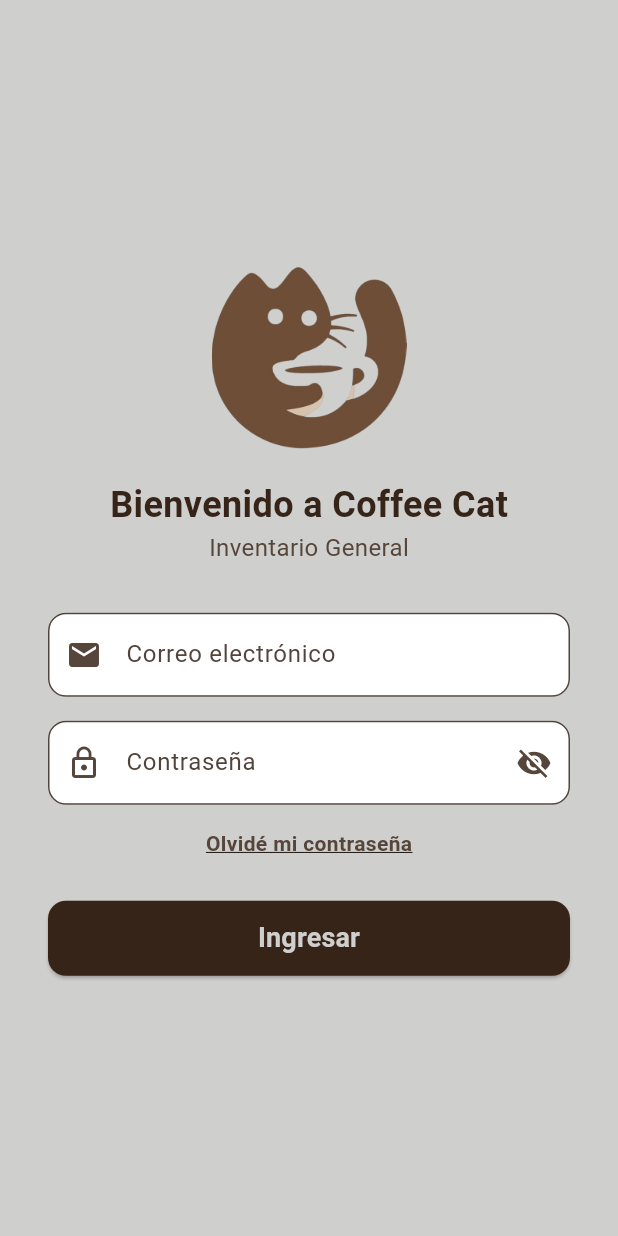
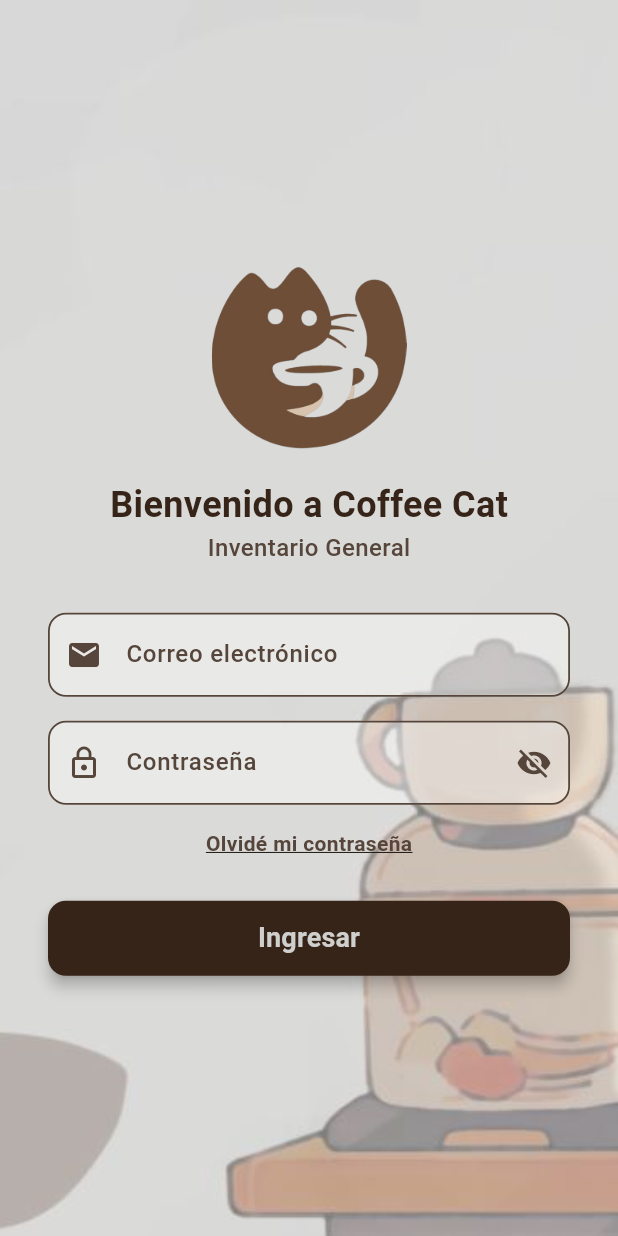
Before and after one commit to moviles-tin-2026/pwa-pwa-equipo2, a Flutter app: the screen it shows after launch, on a phone screen of 412 x 824 dp. Run offline on Flutter 3.47's test engine with Material 3 defaults, Android fonts, the light colour scheme and no system bars; our stand-ins replace cloud_firestore, firebase_auth, firebase_core; accounts and stored records are empty.

Commit message:
login nuevo

```diff
--- a/lib/login.dart
+++ b/lib/login.dart
@@ -1,6 +1,27 @@
 import 'package:flutter/material.dart';
 import 'package:firebase_auth/firebase_auth.dart';
 import 'inventario.dart';
+
+void main() {
+  runApp(const MyApp());
+}
+
+class MyApp extends StatelessWidget {
+  const MyApp({super.key});
+
+  @override
+  Widget build(BuildContext context) {
+    return MaterialApp(
+      title: 'Login Coffee Cat',
+      debugShowCheckedModeBanner: false,
+      theme: ThemeData(
+        colorScheme: ColorScheme.fromSeed(seedColor: const Color(0xff362419)),
+        useMaterial3: true,
+      ),
+      home: const LoginPage(),
+    );
+  }
+}
 
 class LoginPage extends StatefulWidget {
   const LoginPage({super.key});
@@ -84,14 +105,32 @@ class _LoginPageState extends State<LoginPage> {
 
   @override
   Widget build(BuildContext context) {
+    // Estilos del efecto traslúcido y paleta de colores
+    final Color inputFillColor = Colors.white.withOpacity(0.4);
+    const Color brandColor = Color(0xff55453A);
+
     return Scaffold(
-      backgroundColor: const Color(0xffCFCFCD),
-      body: Center(
+      body: Stack(
+        children: [
+
+          // 1. CAPA TRASERA: Imagen de fondo a pantalla completa
+          Positioned.fill(
+            child: Image.asset(
+              'assets/kitback.jpg', // Tu ilustración de fondo del gatito y cafetería
+              fit: BoxFit.cover,
+            ),
+          ),
+
+          // 2. CAPA DELANTERA: Contenido del Login
+          SafeArea(
+            child: Center(
               child: SingleChildScrollView(
                 padding: const EdgeInsets.symmetric(horizontal: 32.0),
                 child: Column(
                   mainAxisAlignment: MainAxisAlignment.center,
                   children: [
+
+                    // Logo de la app con callback de error integrado
                     Image.asset(
                       'assets/logo1.png',
                       width: 130,
@@ -102,6 +141,7 @@ class _LoginPageState extends State<LoginPage> {
                       },
                     ),
                     const SizedBox(height: 16.0),
+
                     const Text(
                       'Bienvenido a Coffee Cat',
                       style: TextStyle(
@@ -113,16 +153,25 @@ class _LoginPageState extends State<LoginPage> {
                     const Text(
                       'Inventario General',
                       style: TextStyle(
-                  color: Color(0xff55453A),
+                        color: brandColor,
                         fontSize: 16,
+                        fontWeight: FontWeight.w500,
                       ),
                     ),
                     const SizedBox(height: 32.0),
+
                     Form(
                       key: _formKey,
                       child: Column(
                         children: [
-                    TextFormField(
+
+                          // Campo 1: Correo electrónico (Contenedor Traslúcido)
+                          Container(
+                            decoration: BoxDecoration(
+                              color: inputFillColor,
+                              borderRadius: BorderRadius.circular(12.0),
+                            ),
+                            child: TextFormField(
                               controller: _emailController,
                               keyboardType: TextInputType.emailAddress,
                               validator: (value) {
@@ -136,25 +185,39 @@ class _LoginPageState extends State<LoginPage> {
                               },
                               decoration: InputDecoration(
                                 labelText: 'Correo electrónico',
-                        prefixIcon: const Icon(Icons.email, color: Color(0xff55453A)),
+                                labelStyle: const TextStyle(color: brandColor, fontWeight: FontWeight.w500),
+                                prefixIcon: const Icon(Icons.email, color: brandColor),
+                                filled: false,
+                                enabledBorder: OutlineInputBorder(
+                                  borderRadius: BorderRadius.circular(12.0),
+                                  borderSide: const BorderSide(color: brandColor, width: 1.2),
+                                ),
+                                focusedBorder: OutlineInputBorder(
+                                  borderRadius: BorderRadius.circular(12.0),
+                                  borderSide: const BorderSide(color: brandColor, width: 2.0),
+                                ),
                                 border: OutlineInputBorder(
                                   borderRadius: BorderRadius.circular(12.0),
                                 ),
-                        filled: true,
-                        fillColor: Colors.white,
                                 errorStyle: TextStyle(
-                          color: Colors.red[800],
+                                  color: Colors.red[900],
                                   fontWeight: FontWeight.bold,
+                                ),
                               ),
                             ),
                           ),
                           const SizedBox(height: 16.0),
 
-                    // CONTRASEÑA CON MÁXIMO 25 CARACTERES
-                    TextFormField(
+                          // Campo 2: Contraseña (Contenedor Traslúcido)
+                          Container(
+                            decoration: BoxDecoration(
+                              color: inputFillColor,
+                              borderRadius: BorderRadius.circular(12.0),
+                            ),
+                            child: TextFormField(
                               controller: _passwordController,
                               obscureText: _obscurePassword,
-                      maxLength: 25, // ← CAMBIADO DE 10 A 25
+                              maxLength: 25, // Soporta hasta 25 caracteres para Firebase
                               validator: (value) {
                                 if (value == null || value.isEmpty) {
                                   return 'Por favor ingresa tu contraseña';
@@ -169,11 +232,12 @@ class _LoginPageState extends State<LoginPage> {
                               },
                               decoration: InputDecoration(
                                 labelText: 'Contraseña',
-                        prefixIcon: const Icon(Icons.lock_outline, color: Color(0xff55453A)),
+                                labelStyle: const TextStyle(color: brandColor, fontWeight: FontWeight.w500),
+                                prefixIcon: const Icon(Icons.lock_outline, color: brandColor),
                                 suffixIcon: IconButton(
                                   icon: Icon(
                                     _obscurePassword ? Icons.visibility_off : Icons.visibility,
-                            color: const Color(0xff55453A),
+                                    color: brandColor,
                                   ),
                                   onPressed: () {
                                     setState(() {
@@ -181,36 +245,46 @@ class _LoginPageState extends State<LoginPage> {
                                     });
                                   },
                                 ),
+                                filled: false,
+                                enabledBorder: OutlineInputBorder(
+                                  borderRadius: BorderRadius.circular(12.0),
+                                  borderSide: const BorderSide(color: brandColor, width: 1.2),
+                                ),
+                                focusedBorder: OutlineInputBorder(
+                                  borderRadius: BorderRadius.circular(12.0),
+                                  borderSide: const BorderSide(color: brandColor, width: 2.0),
+                                ),
                                 border: OutlineInputBorder(
                                   borderRadius: BorderRadius.circular(12.0),
                                 ),
-                        filled: true,
-                        fillColor: Colors.white,
-                        counterText: '', // ← Oculta el contador de caracteres
+                                counterText: '',
                                 errorStyle: TextStyle(
-                          color: Colors.red[800],
+                                  color: Colors.red[900],
                                   fontWeight: FontWeight.bold,
+                                ),
                               ),
                             ),
                           ),
                           const SizedBox(height: 16.0),
 
+                          // Botón Olvidé mi contraseña
                           GestureDetector(
                             onTap: () {
-                        // Aquí puedes añadir la acción para recuperar contraseña
+                              // Acción para recuperar contraseña
                             },
                             child: const Text(
                               'Olvidé mi contraseña',
                               style: TextStyle(
-                          color: Color(0xff55453A),
+                                color: brandColor,
                                 fontSize: 14,
-                          fontWeight: FontWeight.w600,
+                                fontWeight: FontWeight.bold,
                                 decoration: TextDecoration.underline,
                               ),
                             ),
                           ),
                           const SizedBox(height: 28.0),
 
+                          // Botón de ingresar (Maneja el estado de carga)
                           SizedBox(
                             width: double.infinity,
                             height: 50.0,
@@ -221,13 +295,17 @@ class _LoginPageState extends State<LoginPage> {
                                 shape: RoundedRectangleBorder(
                                   borderRadius: BorderRadius.circular(12.0),
                                 ),
+                                elevation: 4,
                               ),
                               onPressed: _isLoading ? null : _login,
                               child: _isLoading
                                   ? const CircularProgressIndicator(color: Color(0xffCFCFCD))
                                   : const Text(
                                       'Ingresar',
-                                style: TextStyle(fontSize: 18, fontWeight: FontWeight.bold),
+                                      style: TextStyle(
+                                        fontSize: 18,
+                                        fontWeight: FontWeight.bold,
+                                      ),
                                     ),
                             ),
                           ),
@@ -238,6 +316,9 @@ class _LoginPageState extends State<LoginPage> {
                 ),
               ),
             ),
+          ),
+        ],
+      ),
     );
   }
 }
```
Also changed, not shown: pubspec.yaml (+8 -7 lines), assets/kitback.jpg (added), pubspec.lock, 22 other files. Lines whose indentation alone changed are shown as unchanged.
